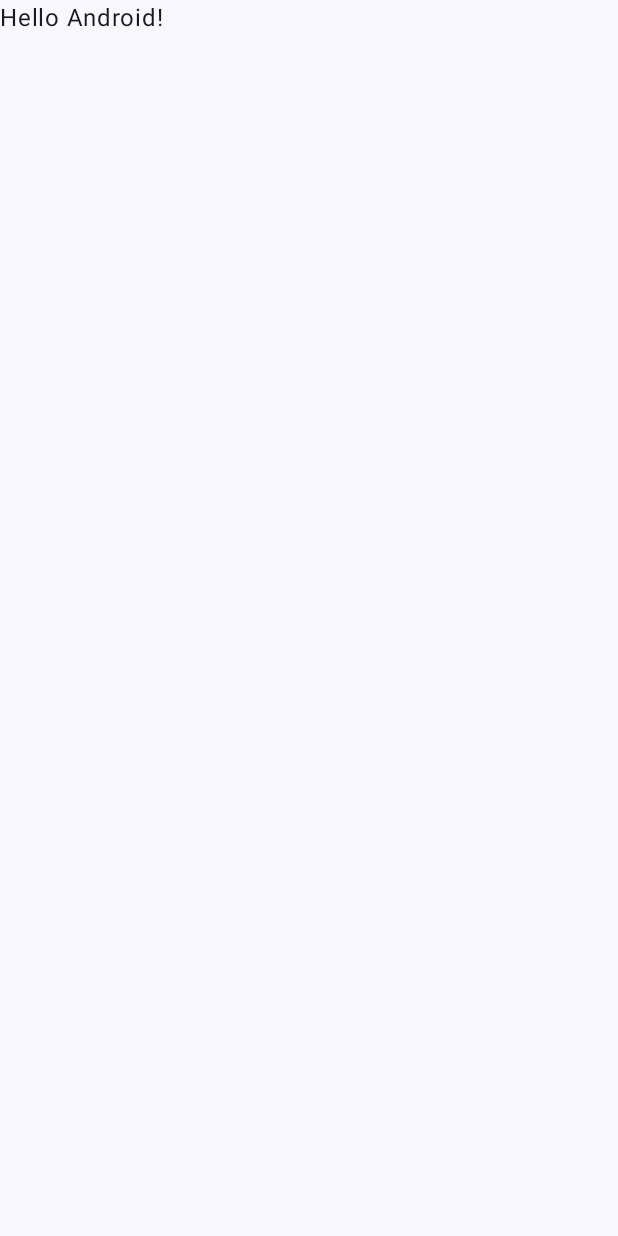
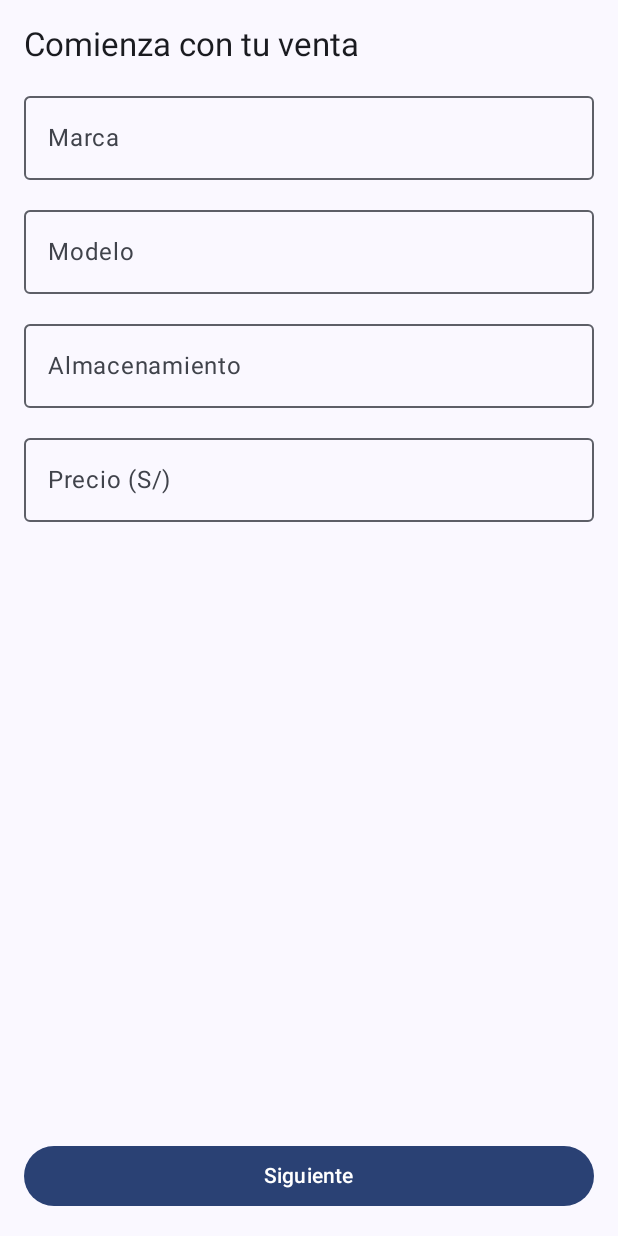
Before and after one commit to dhuamanilu/ReMarket, an Android app built with Jetpack Compose: the screen it shows after launch (MainActivity), on a phone screen of 412 x 824 dp. Before the commit the screen is almost empty. Run offline under Robolectric (Android 15) with nearby library versions, the phone set to English and light mode, and no system bars; our stand-ins replace Dagger/Hilt's generated code; libraries missing offline, so code that uses them is left out: ads_mobile_sdk.h6.

Commit message:
creando interfaz de publicacion de producto

```diff
--- a/app/src/main/java/com/example/remarket/MainActivity.kt
+++ b/app/src/main/java/com/example/remarket/MainActivity.kt
@@ -5,13 +5,12 @@ import androidx.activity.ComponentActivity
 import androidx.activity.compose.setContent
 import androidx.activity.enableEdgeToEdge
 import androidx.compose.foundation.layout.fillMaxSize
-import androidx.compose.foundation.layout.padding
-import androidx.compose.material3.Scaffold
-import androidx.compose.material3.Text
-import androidx.compose.runtime.Composable
-import androidx.compose.ui.Modifier
-import androidx.compose.ui.tooling.preview.Preview
+import androidx.compose.material3.MaterialTheme
+import androidx.compose.material3.Surface
+import com.example.remarket.ui.product.create.CreateProductScreen
 import com.example.remarket.ui.theme.ReMarketTheme
+//import com.example.remarket.ui.navigation.NavGraph
+import dagger.hilt.android.AndroidEntryPoint
 
 class MainActivity : ComponentActivity() {
     override fun onCreate(savedInstanceState: Bundle?) {
@@ -19,29 +18,18 @@ class MainActivity : ComponentActivity() {
         enableEdgeToEdge()
         setContent {
             ReMarketTheme {
-                Scaffold(modifier = Modifier.fillMaxSize()) { innerPadding ->
-                    Greeting(
-                        name = "Android",
-                        modifier = Modifier.padding(innerPadding)
+                Surface(
+                    color = MaterialTheme.colorScheme.background,
+                    modifier = androidx.compose.ui.Modifier.fillMaxSize()
+                ) {
+
+                    CreateProductScreen(
+                        onNext = {
+
+                        }
                     )
                 }
             }
         }
     }
 }
-
-@Composable
-fun Greeting(name: String, modifier: Modifier = Modifier) {
-    Text(
-        text = "Hello $name!",
-        modifier = modifier
-    )
-}
-
-@Preview(showBackground = true)
-@Composable
-fun GreetingPreview() {
-    ReMarketTheme {
-        Greeting("Android")
-    }
-}
--- a/app/src/main/java/com/example/remarket/ui/product/create/CreateProductScreen.kt
+++ b/app/src/main/java/com/example/remarket/ui/product/create/CreateProductScreen.kt
@@ -1,4 +1,89 @@
 package com.example.remarket.ui.product.create
 
-class CreateProductScreen {
+import ads_mobile_sdk.h6
+import androidx.compose.foundation.clickable
+import androidx.compose.foundation.layout.*
+import androidx.compose.material.*
+import androidx.compose.material.icons.Icons
+import androidx.compose.material.icons.filled.ArrowDropDown
+import androidx.compose.material3.Button
+import androidx.compose.material3.Icon
+import androidx.compose.material3.MaterialTheme
+import androidx.compose.material3.OutlinedTextField
+import androidx.compose.material3.Surface
+import androidx.compose.material3.Text
+import androidx.compose.runtime.*
+import androidx.compose.ui.Modifier
+import androidx.compose.ui.unit.dp
+import androidx.hilt.navigation.compose.hiltViewModel
+
+@Composable
+fun CreateProductScreen(
+    viewModel: CreateProductViewModel = hiltViewModel(),
+    onNext: () -> Unit
+) {
+    // Estados del ViewModel
+    val brand by viewModel.brand.collectAsState()
+    val modelText by viewModel.modelText.collectAsState()
+    val storageText by viewModel.storageText.collectAsState()
+    val price by viewModel.price.collectAsState()
+
+    val isPosting by viewModel.isPosting.collectAsState()
+    val error by viewModel.error.collectAsState()
+
+    Surface(
+        modifier = Modifier
+            .fillMaxSize()
+            .padding(16.dp),
+        color = MaterialTheme.colorScheme.background
+    ) {
+        Column(
+            verticalArrangement = Arrangement.spacedBy(12.dp),
+            modifier = Modifier.fillMaxSize()
+        ) {
+            Text("Comienza con tu venta", style = MaterialTheme.typography.titleLarge)
+
+            OutlinedTextField(
+                value = brand,
+                onValueChange = viewModel::onBrandChanged,
+                label = { Text("Marca") },
+                modifier = Modifier.fillMaxWidth()
+            )
+
+            OutlinedTextField(
+                value = modelText,
+                onValueChange = viewModel::onModelChanged,
+                label = { Text("Modelo") },
+                modifier = Modifier.fillMaxWidth()
+            )
+
+            OutlinedTextField(
+                value = storageText,
+                onValueChange = viewModel::onStorageChanged,
+                label = { Text("Almacenamiento") },
+                modifier = Modifier.fillMaxWidth()
+            )
+
+            OutlinedTextField(
+                value = price,
+                onValueChange = viewModel::onPriceChanged,
+                label = { Text("Precio (S/)") },
+                modifier = Modifier.fillMaxWidth()
+            )
+
+            Spacer(modifier = Modifier.weight(1f))
+
+            if (!error.isNullOrEmpty()) {
+                Text(error!!, color = MaterialTheme.colorScheme.error)
+            }
+
+            Button(
+                onClick = { viewModel.submit(onSuccess = onNext) },
+                enabled = !isPosting,
+                modifier = Modifier.fillMaxWidth()
+            ) {
+                Text(if (isPosting) "Publicando..." else "Siguiente")
+            }
+        }
+    }
 }
--- a/app/src/main/java/com/example/remarket/ui/product/create/CreateProductViewModel.kt
+++ b/app/src/main/java/com/example/remarket/ui/product/create/CreateProductViewModel.kt
@@ -1,4 +1,96 @@
+// File: app/src/main/java/com/example/remarket/ui/product/create/CreateProductViewModel.kt
 package com.example.remarket.ui.product.create
 
-class CreateProductViewModel {
+import androidx.lifecycle.ViewModel
+import androidx.lifecycle.viewModelScope
+import com.example.remarket.domain.usecase.CreateProductUseCase
+import dagger.hilt.android.lifecycle.HiltViewModel
+import kotlinx.coroutines.flow.*
+import kotlinx.coroutines.launch
+import javax.inject.Inject
+
+@HiltViewModel
+class CreateProductViewModel @Inject constructor(
+    //private val createProductUseCase: CreateProductUseCase
+) : ViewModel() {
+
+    // Campos de texto introducidos por el usuario
+    private val _brand = MutableStateFlow("")
+    val brand: StateFlow<String> = _brand
+
+    private val _modelText = MutableStateFlow("")
+    val modelText: StateFlow<String> = _modelText
+
+    private val _storageText = MutableStateFlow("")
+    val storageText: StateFlow<String> = _storageText
+
+    private val _price = MutableStateFlow("")
+    val price: StateFlow<String> = _price
+
+    // Estados de UI
+    private val _isPosting = MutableStateFlow(false)
+    val isPosting: StateFlow<Boolean> = _isPosting
+
+    private val _error = MutableStateFlow<String?>(null)
+    val error: StateFlow<String?> = _error
+
+    // Métodos para actualizar los campos
+    fun onBrandChanged(text: String) {
+        _brand.value = text
+        _error.value = null
+    }
+
+    fun onModelChanged(text: String) {
+        _modelText.value = text
+        _error.value = null
+    }
+
+    fun onStorageChanged(text: String) {
+        _storageText.value = text
+        _error.value = null
+    }
+
+    fun onPriceChanged(text: String) {
+        _price.value = text
+        _error.value = null
+    }
+
+    /**
+     * Envía la solicitud de creación de producto usando el caso de uso.
+     * Valida que todos los campos estén llenos y que el precio sea numérico.
+     */
+    fun submit(onSuccess: () -> Unit) {
+        val brandValue = brand.value.trim()
+        val modelValue = modelText.value.trim()
+        val storageValue = storageText.value.trim()
+        val priceValue = price.value.trim().toDoubleOrNull()
+
+        // Validación básica
+        if (brandValue.isEmpty() ||
+            modelValue.isEmpty() ||
+            storageValue.isEmpty() ||
+            priceValue == null
+        ) {
+            _error.value = "Todos los campos son obligatorios y el precio debe ser numérico"
+            return
+        }
+
+        /*viewModelScope.launch {
+            _isPosting.value = true
+            _error.value = null
+            try {
+                createProductUseCase(
+                    brand = brandValue,
+                    model = modelValue,
+                    storage = storageValue,
+                    price = priceValue
+                )
+                onSuccess()
+            } catch (e: Exception) {
+                _error.value = e.message ?: "Error al publicar el producto"
+            } finally {
+                _isPosting.value = false
+            }
+        }*/
+    }
 }
```
Also changed, not shown: app/build.gradle.kts (+6 -4 lines), app/src/main/java/com/example/remarket/data/model/Product.kt (+18 -1 lines), app/src/main/java/com/example/remarket/data/repository/ProductRepository.kt (+40 -2 lines), app/src/main/java/com/example/remarket/domain/usecase/CreateProductUseCase.kt (+35 -1 lines), app/src/main/java/com/example/remarket/ui/navigation/NavGraph.kt (+70 -1 lines), gradle/libs.versions.toml (+8 -1 lines).
